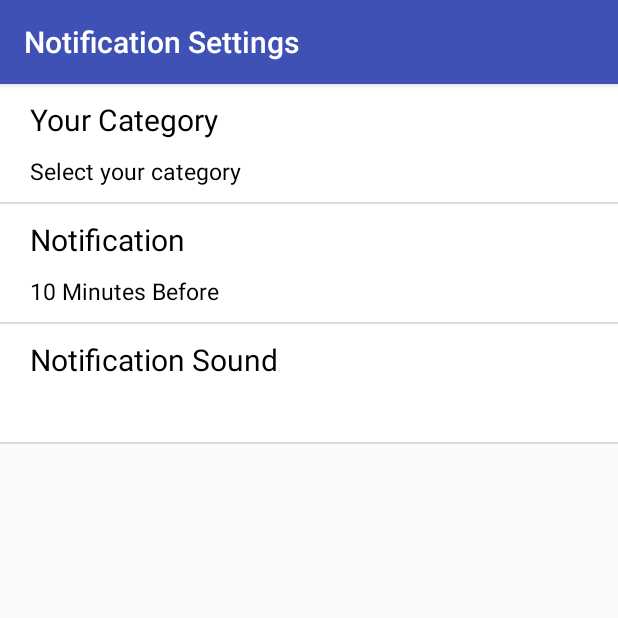
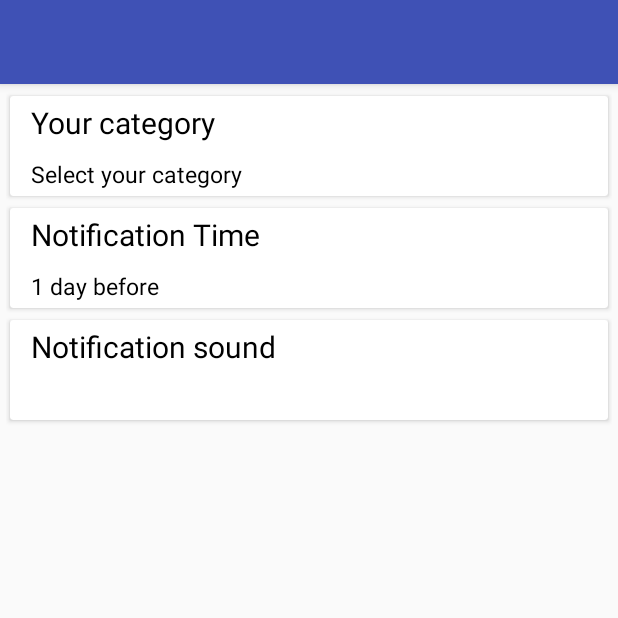
Before and after one commit to reemaprajapati/ppmo, an Android app: the NotificationActivity screen opened directly, with no data from a screen before it, on a phone screen of 412 x 824 dp, the top half of it. Run offline under Robolectric (Android 15) with nearby library versions, the phone set to English and light mode, and no system bars.

Commit message:
Notification page into recycler view

```diff
--- a/app/src/main/AndroidManifest.xml
+++ b/app/src/main/AndroidManifest.xml
@@ -26,14 +26,19 @@
             android:label="@string/app_name"
             android:uiOptions="splitActionBarWhenNarrow"
             android:theme="@style/AppTheme.NoActionBar">
+            <!--<intent-filter>-->
+                <!--<action android:name="android.intent.action.MAIN" />-->
+
+                <!--<category android:name="android.intent.category.LAUNCHER" />-->
+            <!--</intent-filter>-->
+        </activity>
+        <activity android:name=".activities.DescriptionActivity"
+            android:label="Description">
             <intent-filter>
                 <action android:name="android.intent.action.MAIN" />
 
                 <category android:name="android.intent.category.LAUNCHER" />
             </intent-filter>
-        </activity>
-        <activity android:name=".activities.DescriptionActivity"
-            android:label="Description">
 
         </activity>
         <activity android:name=".activities.WishlistItems"
--- a/app/src/main/java/com/example/otimus/ppmo/activities/NotificationActivity.java
+++ b/app/src/main/java/com/example/otimus/ppmo/activities/NotificationActivity.java
@@ -1,34 +1,84 @@
 package com.example.otimus.ppmo.activities;
 
-import android.support.v7.app.AppCompatActivity;
+import android.support.v7.app.ActionBarActivity;
 import android.os.Bundle;
-import android.widget.ListView;
+import android.support.v7.widget.LinearLayoutManager;
+import android.support.v7.widget.RecyclerView;
+import android.support.v7.widget.Toolbar;
+import android.view.Menu;
+import android.view.MenuItem;
+import android.view.View;
+import android.widget.Toast;
 
 import com.example.otimus.ppmo.R;
 import com.example.otimus.ppmo.adapters.PreferencesItemAdapter;
+import com.example.otimus.ppmo.model.Category;
 import com.example.otimus.ppmo.model.Settings;
 
 import java.util.ArrayList;
 import java.util.List;
+import java.util.Set;
 
-public class NotificationActivity extends AppCompatActivity {
+public class NotificationActivity extends ActionBarActivity {
 
-    ListView settingsList;
+    private LinearLayoutManager lLayout;
 
     @Override
     protected void onCreate(Bundle savedInstanceState) {
         super.onCreate(savedInstanceState);
         setContentView(R.layout.activity_notification);
-
-        settingsList=(ListView)findViewById(R.id.settingsList);
-
-        List<Settings> list=new ArrayList<Settings>();
-
-        list.add(new Settings("Your Category","Select your category"));
-        list.add(new Settings("Notification","10 Minutes Before"));
-        list.add(new Settings("Notification Sound",""));
+        setTitle(null);
 
 
-        settingsList.setAdapter(new PreferencesItemAdapter(this,list));
+        List<Settings> list = getAllItemList();
+        lLayout = new LinearLayoutManager(NotificationActivity.this);
+
+        RecyclerView rView = (RecyclerView)findViewById(R.id.recycler_view);
+        rView.setLayoutManager(lLayout);
+
+        PreferencesItemAdapter rcAdapter = new PreferencesItemAdapter(NotificationActivity.this, list);
+        rView.setAdapter(rcAdapter);
+
+
+    }
+
+
+
+//    @Override
+//    public boolean onCreateOptionsMenu(Menu menu) {
+//        // Inflate the menu; this adds items to the action bar if it is present.
+//        getMenuInflater().inflate(R.menu.menu_main, menu);
+//        return true;
+//    }
+//
+//    @Override
+//    public boolean onOptionsItemSelected(MenuItem item) {
+//        // Handle action bar item clicks here. The action bar will
+//        // automatically handle clicks on the Home/Up button, so long
+//        // as you specify a parent activity in AndroidManifest.xml.
+//        int id = item.getItemId();
+//
+//        //noinspection SimplifiableIfStatement
+//        if (id == R.id.action_settings) {
+//            return true;
+//        }
+//        if(id == R.id.action_refresh){
+//            Toast.makeText(MainActivity.this, "Refresh App", Toast.LENGTH_LONG).show();
+//        }
+//        if(id == R.id.action_new){
+//            Toast.makeText(MainActivity.this, "Create Text", Toast.LENGTH_LONG).show();
+//        }
+//
+//        return super.onOptionsItemSelected(item);
+//    }
+
+    private List<Settings> getAllItemList(){
+
+        List<Settings> list = new ArrayList<Settings>();
+        list.add(new Settings("Your category","Select your category"));
+        list.add(new Settings("Notification Time","1 day before"));
+        list.add(new Settings("Notification sound",""));
+
+        return list;
     }
 }
--- /dev/null
+++ b/app/src/main/java/com/example/otimus/ppmo/activities/NotificationItemViewHolder.java
@@ -0,0 +1,31 @@
+package com.example.otimus.ppmo.activities;
+
+
+import android.support.v7.widget.RecyclerView;
+import android.view.View;
+
+import android.widget.TextView;
+import android.widget.Toast;
+
+import com.example.otimus.ppmo.R;
+
+import org.w3c.dom.Text;
+
+public class NotificationItemViewHolder extends RecyclerView.ViewHolder implements View.OnClickListener {
+
+    public TextView nTitle;
+    public TextView nDescription;
+
+    public NotificationItemViewHolder(View itemView) {
+        super(itemView);
+        itemView.setOnClickListener(this);
+        nTitle = (TextView) itemView.findViewById(R.id.titleList);
+        nDescription = (TextView) itemView.findViewById(R.id.descriptionList);
+
+    }
+
+    @Override
+    public void onClick(View view) {
+        Toast.makeText(view.getContext(), "Clicked Country Position = " + getPosition(), Toast.LENGTH_SHORT).show();
+    }
+}
--- a/app/src/main/java/com/example/otimus/ppmo/adapters/PreferencesItemAdapter.java
+++ b/app/src/main/java/com/example/otimus/ppmo/adapters/PreferencesItemAdapter.java
@@ -1,55 +1,45 @@
 package com.example.otimus.ppmo.adapters;
 
 import android.content.Context;
+import android.support.v7.widget.RecyclerView;
 import android.view.LayoutInflater;
 import android.view.View;
 import android.view.ViewGroup;
-import android.widget.BaseAdapter;
-import android.widget.ImageView;
-import android.widget.TextView;
 
 import com.example.otimus.ppmo.R;
+import com.example.otimus.ppmo.activities.NotificationItemViewHolder;
 import com.example.otimus.ppmo.model.Settings;
 
 import java.util.List;
 
+public class PreferencesItemAdapter extends RecyclerView.Adapter<NotificationItemViewHolder> {
 
-public class PreferencesItemAdapter extends BaseAdapter {
+    private List<Settings> itemList;
+    private Context context;
 
-    Context context;
-    List<Settings> list;
-    public PreferencesItemAdapter(Context context, List<Settings> list){
-
-        this.context=context;
-        this.list=list;
-
-    }
-    @Override
-    public int getCount() {
-        return list.size();
+    public PreferencesItemAdapter(Context context, List<Settings> itemList) {
+        this.itemList = itemList;
+        this.context = context;
     }
 
     @Override
-    public Object getItem(int position) {
-        return list.get(position);
+    public NotificationItemViewHolder onCreateViewHolder(ViewGroup parent, int viewType) {
+
+        View layoutView = LayoutInflater.from(parent.getContext()).inflate(R.layout.card_view_notification, null);
+        NotificationItemViewHolder rcv = new NotificationItemViewHolder(layoutView);
+        return rcv;
     }
 
     @Override
-    public long getItemId(int position) {
-        return position;
+    public void onBindViewHolder(NotificationItemViewHolder holder, int position) {
+        holder.nTitle.setText(itemList.get(position).getTitle());
+        holder.nDescription.setText(itemList.get(position).getDescription());
     }
 
-    @Override
-    public View getView(int position, View view, ViewGroup viewGroup) {
-        view= LayoutInflater.from(context).inflate(R.layout.item_preferences,null);
-
-        TextView titleList=(TextView)view.findViewById(R.id.titleList);
-        TextView descriptionList=(TextView)view.findViewById(R.id.descriptionList);
 
 
-        titleList.setText(list.get(position).getTitle());
-        descriptionList.setText(list.get(position).getDescription());
-
-        return view;
+    @Override
+    public int getItemCount() {
+        return this.itemList.size();
     }
 }
--- a/app/src/main/res/layout/activity_notification.xml
+++ b/app/src/main/res/layout/activity_notification.xml
@@ -1,17 +1,21 @@
-<?xml version="1.0" encoding="utf-8"?>
 <LinearLayout xmlns:android="http://schemas.android.com/apk/res/android"
     xmlns:tools="http://schemas.android.com/tools"
-    android:id="@+id/activity_student_list"
     android:layout_width="match_parent"
     android:layout_height="match_parent"
-    android:orientation="vertical"
-    tools:context="com.example.otimus.ppmo.activities.NotificationActivity">
+    android:orientation="vertical">
 
-    <ListView
+    <RelativeLayout
         android:layout_width="match_parent"
         android:layout_height="match_parent"
-        android:id="@+id/settingsList">
+        android:padding="4dp"
+        tools:context=".activities.NotificationActivity">
 
-    </ListView>
+        <android.support.v7.widget.RecyclerView
+            android:id="@+id/recycler_view"
+            android:layout_width="match_parent"
+            android:layout_height="match_parent"
+            android:scrollbars="vertical" />
+
+    </RelativeLayout>
 
 </LinearLayout>
--- /dev/null
+++ b/app/src/main/res/layout/card_view_notification.xml
@@ -0,0 +1,45 @@
+<?xml version="1.0" encoding="utf-8"?>
+<android.support.v7.widget.CardView
+    xmlns:card_view="http://schemas.android.com/apk/res-auto"
+    xmlns:android="http://schemas.android.com/apk/res/android"
+    android:id="@+id/card_view"
+    android:layout_width="match_parent"
+    android:layout_height="wrap_content"
+    card_view:cardUseCompatPadding="true"
+    card_view:contentPadding="4dp"
+    android:layout_marginBottom="16dp">
+
+    <RelativeLayout
+        android:layout_width="match_parent"
+        android:layout_height="match_parent">
+
+        <TextView
+            android:layout_width="match_parent"
+            android:layout_height="wrap_content"
+            android:text="Ichchha Moktan"
+            android:id="@+id/titleList"
+
+            android:textSize="20sp"
+            android:layout_marginLeft="10dp"
+            android:textColor="#000"
+
+            />
+
+        <TextView
+            android:layout_width="match_parent"
+            android:layout_height="wrap_content"
+            android:text="Ichchha Moktan"
+            android:id="@+id/descriptionList"
+
+            android:textSize="15sp"
+            android:layout_marginLeft="10dp"
+            android:layout_marginTop="10dp"
+            android:textColor="#000"
+
+            android:layout_below="@+id/titleList"
+            />
+
+
+    </RelativeLayout>
+
+</android.support.v7.widget.CardView>
--- a/app/src/main/res/layout/fragment_category.xml
+++ b/app/src/main/res/layout/fragment_category.xml
@@ -9,7 +9,7 @@
         android:layout_width="match_parent"
         android:layout_height="match_parent"
         android:padding="4dp"
-        tools:context=".MainActivity">
+        tools:context=".activities.MainActivity">
 
         <android.support.v7.widget.RecyclerView
             android:id="@+id/recycler_view"
--- a/app/src/main/res/layout/item_preferences.xml
+++ b/app/src/main/res/layout/item_preferences.xml
@@ -1,11 +1,23 @@
 <?xml version="1.0" encoding="utf-8"?>
-<RelativeLayout xmlns:android="http://schemas.android.com/apk/res/android"
+<android.support.v7.widget.CardView
+    xmlns:android="http://schemas.android.com/apk/res/android"
     android:layout_width="match_parent"
-    android:layout_height="120dp"
+    android:layout_height="wrap_content"
+    android:layout_marginLeft="5dp"
+    android:layout_marginRight="5dp"
+    android:layout_marginBottom="5dp"
+    >
+    <RelativeLayout
+        android:layout_width="match_parent"
+        android:layout_height="wrap_content"
         android:padding="10dp"
-    android:background="#fff">
-
-
+        >
+        <LinearLayout
+            android:layout_width="match_parent"
+            android:layout_height="wrap_content"
+            android:orientation="vertical"
+            android:layout_margin="5dp"
+            >
 
             <TextView
                 android:layout_width="wrap_content"
@@ -34,5 +46,10 @@
                 />
 
 
+            </LinearLayout>
 
     </RelativeLayout>
+
+
+
+</android.support.v7.widget.CardView>
```
Lines whose indentation alone changed are shown as unchanged.
